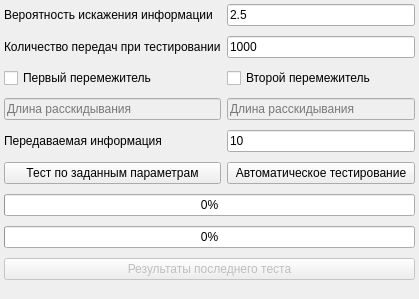
Before: the Qt Designer form src/GUI/UI/test_cascade_coder.ui in Banifest/Codding, drawn with Qt 5.
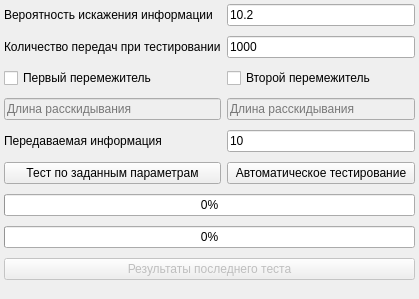
After: the same form once the commit is applied. Icons and pictures are not drawn.

```diff
--- a/src/GUI/UI/test_cascade_coder.ui
+++ b/src/GUI/UI/test_cascade_coder.ui
@@ -91,8 +91,11 @@
                 </item>
                 <item row="0" column="1">
                     <widget class="QLineEdit" name="noise_text_box">
+                        <property name="inputMask">
+                            <string>09.90</string>
+                        </property>
                         <property name="text">
-                            <string>2.5</string>
+                            <string>10.2</string>
                         </property>
                     </widget>
                 </item>
```
